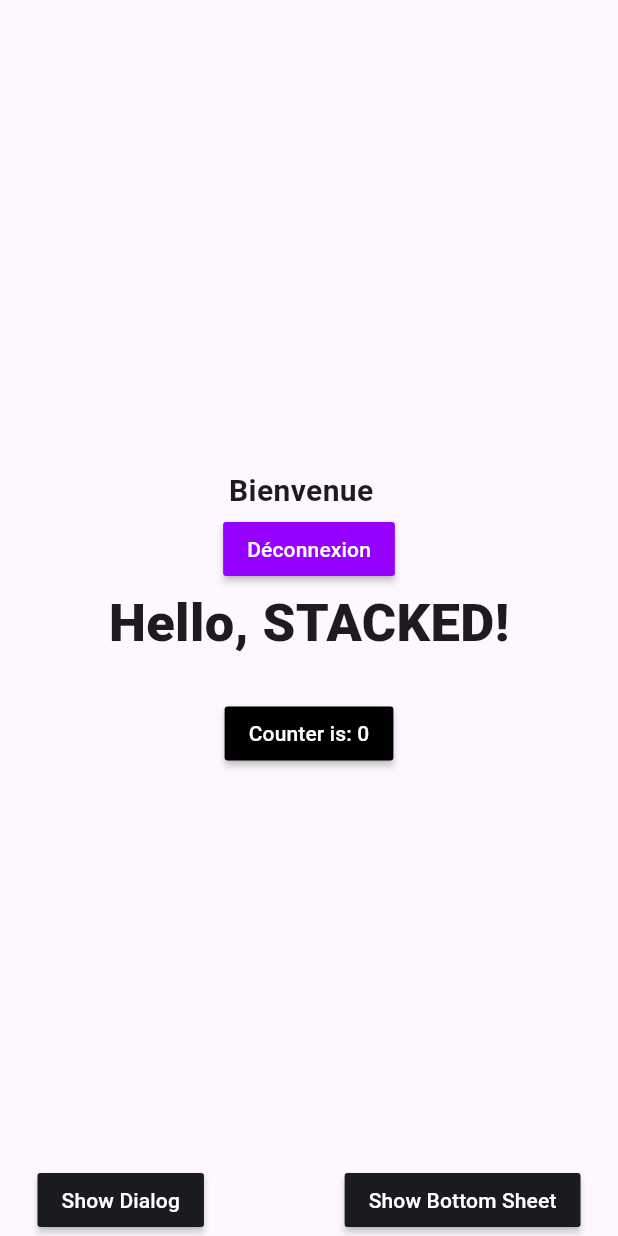
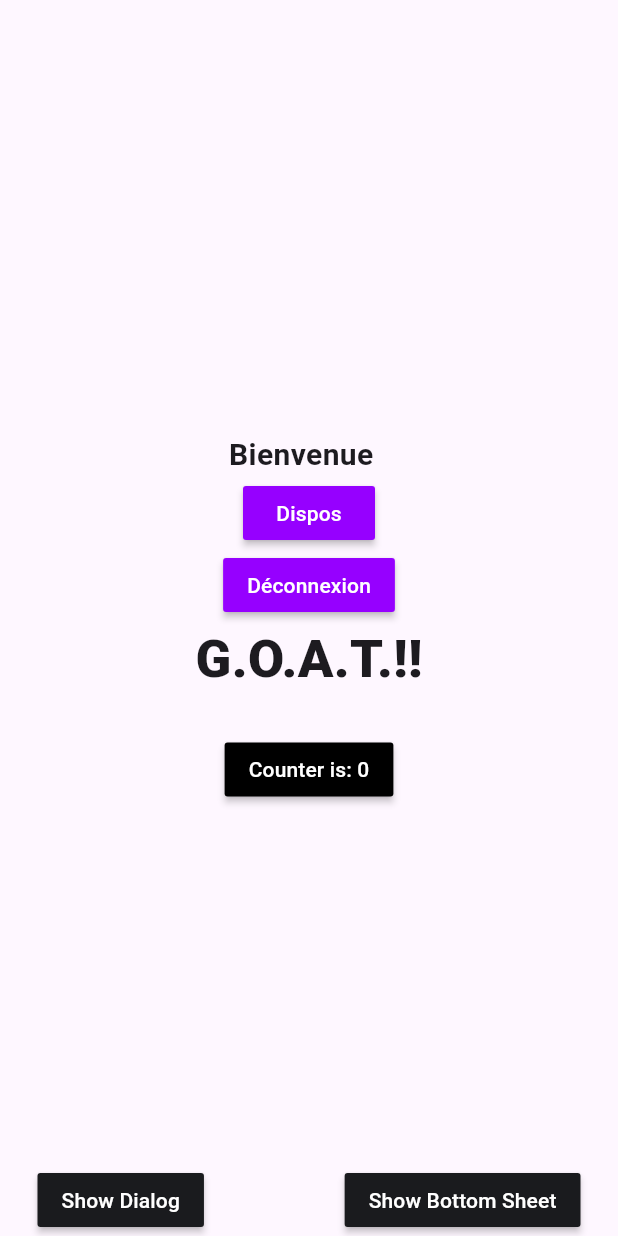
Before and after one commit to QuentinCAVIN/Projet-Violette, a Flutter app: the screen it shows after launch, on a phone screen of 412 x 824 dp. Run offline on Flutter 3.47's test engine with Material 3 defaults, Android fonts, the phone set to English and light mode, and no system bars; our stand-ins replace cloud_firestore, firebase_auth, firebase_core, stacked, stacked_services, stacked_shared and 1 more; missing offline and left inert: stacked_firebase_auth; accounts and stored records are empty.

Commit message:
feat(availability): ajouter la vue de sélection de disponibilités et le modèle associé
- création de AvailabilityChoiceView et du modèle
- ajout du widget AvailabilityCalendar pour sélectionner/retirer des dates
- implémentation minimale avec dates en dur pour tests
- ajout de la dépendance table_calendar 3.2

```diff
--- a/violette_front/lib/app/app.dart
+++ b/violette_front/lib/app/app.dart
@@ -8,6 +8,7 @@ import 'package:stacked_services/stacked_services.dart';
 import 'package:violette_front/ui/views/login/login_view.dart';
 import 'package:violette_front/ui/views/register/register_view.dart';
 import 'package:violette_front/services/violette_user_service.dart';
+import 'package:violette_front/ui/views/availability_choice/availability_choice_view.dart';
 // @stacked-import
 
 @StackedApp(
@@ -16,6 +17,7 @@ import 'package:violette_front/services/violette_user_service.dart';
     MaterialRoute(page: StartupView),
     MaterialRoute(page: LoginView),
     MaterialRoute(page: RegisterView),
+    MaterialRoute(page: AvailabilityChoiceView),
 // @stacked-route
   ],
   dependencies: [
--- a/violette_front/lib/ui/common/app_strings.dart
+++ b/violette_front/lib/ui/common/app_strings.dart
@@ -1,3 +1,3 @@
-const String ksHomeBottomSheetTitle = 'Build Great Apps!';
+const String ksHomeBottomSheetTitle = 'Projet Violette!';
 const String ksHomeBottomSheetDescription =
-    'Stacked is built to help you build better apps. Give us a chance and we\'ll prove it to you. Check out stacked.filledstacks.com to learn more';
+    'Plateforme web de gestion des plannings et des cachets pour gérants de compagnie artistiques et intermittents du spectacle.';
--- /dev/null
+++ b/violette_front/lib/ui/views/availability_choice/availability_choice_view.dart
@@ -0,0 +1,36 @@
+import 'package:flutter/material.dart';
+import 'package:stacked/stacked.dart';
+
+import '_widgets/availability_calendar.dart';
+import 'availability_choice_viewmodel.dart';
+
+class AvailabilityChoiceView extends StackedView<AvailabilityChoiceViewModel> {
+  const AvailabilityChoiceView({Key? key}) : super(key: key);
+
+  @override
+  Widget builder(
+    BuildContext context,
+    AvailabilityChoiceViewModel viewModel,
+    Widget? child,
+  ) {
+    return Scaffold(
+      appBar: AppBar(
+        title: const Text('Sélection des dates'),
+      ),
+      backgroundColor: Theme.of(context).colorScheme.background,
+      body: Container(
+        padding: const EdgeInsets.only(left: 25.0, right: 25.0),
+        child:
+        const Center(
+            child: AvailabilityCalendar(),
+        ),
+      ),
+    );
+  }
+
+  @override
+  AvailabilityChoiceViewModel viewModelBuilder(
+    BuildContext context,
+  ) =>
+      AvailabilityChoiceViewModel();
+}
--- a/violette_front/lib/ui/views/home/home_view.dart
+++ b/violette_front/lib/ui/views/home/home_view.dart
@@ -10,7 +10,7 @@ class HomeView extends StackedView<HomeViewModel> {
 
   @override
   Widget builder(BuildContext context, HomeViewModel viewModel, Widget? child) {
-    final currentUser = viewModel.currentUser;//Pour test de récupération user
+    final currentUser = viewModel.currentUser; //Pour test de récupération user
 
     return Scaffold(
       body: SafeArea(
@@ -45,6 +45,14 @@ class HomeView extends StackedView<HomeViewModel> {
                     //**********************************************************
                     MaterialButton(
                       color: kcPrimaryColor,
+                      onPressed: viewModel.navigateToAvailabilityChoiceView,
+                      child: const Text(
+                        'Dispos',
+                        style: TextStyle(color: Colors.white),
+                      ),
+                    ),
+                    MaterialButton(
+                      color: kcPrimaryColor,
                       onPressed: viewModel.logOut,
                       child: const Text(
                         'Déconnexion',
@@ -52,7 +60,7 @@ class HomeView extends StackedView<HomeViewModel> {
                       ),
                     ),
                     const Text(
-                      'Hello, STACKED!',
+                      'G.O.A.T.!!',
                       style: TextStyle(
                         fontSize: 35,
                         fontWeight: FontWeight.w900,
--- a/violette_front/lib/ui/views/home/home_viewmodel.dart
+++ b/violette_front/lib/ui/views/home/home_viewmodel.dart
@@ -2,6 +2,7 @@ import 'package:stacked_firebase_auth/stacked_firebase_auth.dart';
 import 'package:violette_front/app/app.bottomsheets.dart';
 import 'package:violette_front/app/app.dialogs.dart';
 import 'package:violette_front/app/app.locator.dart';
+import 'package:violette_front/app/app.router.dart';
 import 'package:violette_front/ui/common/app_strings.dart';
 import 'package:stacked/stacked.dart';
 import 'package:stacked_services/stacked_services.dart';
@@ -14,16 +15,21 @@ class HomeViewModel extends BaseViewModel {
   final _bottomSheetService = locator<BottomSheetService>();
   final _authenticationService = locator<FirebaseAuthenticationService>();
   final _userServices = locator<VioletteUserService>();
+  final _navigationService = locator<NavigationService>();
 
-  VioletteUser? currentUser; // Voir question ci dessous pour le ?
+  VioletteUser? currentUser; // Pareil com ci dessous
 
   void logOut() {
     _authenticationService.logout();
   }
 
+  void navigateToAvailabilityChoiceView() {
+    _navigationService.navigateToAvailabilityChoiceView();
+  }
+
   Future<void> loadUser() async {
     setBusy(true);
-    // TODO Question Elies -> je peux mettre un ! sur currentUser? si il a acces a la home view il est forcément connécté. Ou aLors je prevois dans le code le cas ou il est nul
+    // Attention le User est forcé (!) car le listener permet d'avoir toujours un User sur la home page
     final uid = _authenticationService.currentUser!.uid;
     currentUser = await _userServices.getUser(uid);
     setBusy(false);
--- a/violette_front/lib/ui/widgets/common/register_form/register_form.dart
+++ b/violette_front/lib/ui/views/register/_widgets/register_form.dart
@@ -3,7 +3,7 @@ import 'package:stacked/stacked.dart';
 
 import 'package:violette_front/ui/views/register/register_viewmodel.dart';
 
-import '../../../views/register/register_view.form.dart';
+import '../register_view.form.dart';
 
 class RegisterForm extends ViewModelWidget<RegisterViewModel> {
   // Note pour moi-même:
--- a/violette_front/lib/ui/widgets/common/login_form/login_form.dart
+++ b/violette_front/lib/ui/widgets/common/login_form/login_form.dart
@@ -3,7 +3,6 @@ import 'package:stacked/stacked.dart';
 import 'package:violette_front/ui/views/login/login_viewmodel.dart';
 
 import '../../../views/login/login_view.form.dart';
-
 
 class LoginForm extends ViewModelWidget<LoginViewModel> {
   final TextEditingController emailController;
@@ -52,7 +51,8 @@ class LoginForm extends ViewModelWidget<LoginViewModel> {
             ),
           ),
         //*******************************
-        ElevatedButton(onPressed: viewModel.login, child: const Text("Se connecter")),
+        ElevatedButton(
+            onPressed: viewModel.login, child: const Text("Se connecter")),
         ElevatedButton(
           onPressed: viewModel.navigateToRegister,
           child: const Text("J'ai déja un compte"),
--- a/violette_front/pubspec.yaml
+++ b/violette_front/pubspec.yaml
@@ -17,6 +17,7 @@ dependencies:
   stacked_services: ^1.5.0
   stacked_firebase_auth: ^2.21.0
   cloud_firestore: ^5.6.12
+  table_calendar: ^3.2.0
 
 dev_dependencies:
   build_runner: ^2.4.9
```
Also changed, not shown: violette_front/lib/app/app.router.dart (+50 -7 lines), violette_front/lib/ui/views/availability_choice/_widgets/availability_calendar.dart (added, +30 -0 lines), violette_front/lib/ui/views/availability_choice/availability_choice_viewmodel.dart (added, +54 -0 lines), violette_front/lib/ui/views/login/login_view.dart (+3 -7 lines), violette_front/lib/ui/views/login/login_viewmodel.dart (+6 -3 lines), violette_front/lib/ui/views/register/register_view.dart (+5 -8 lines), violette_front/lib/ui/views/register/register_viewmodel.dart (+2 -6 lines), violette_front/lib/firebase_options.dart, violette_front/pubspec.lock, 3 other files.
